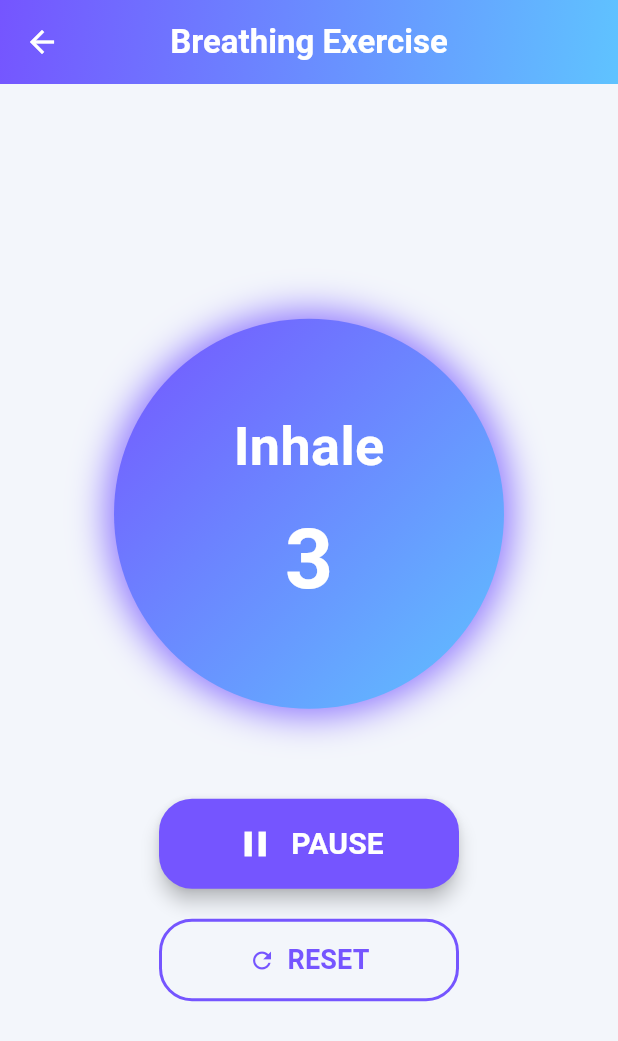
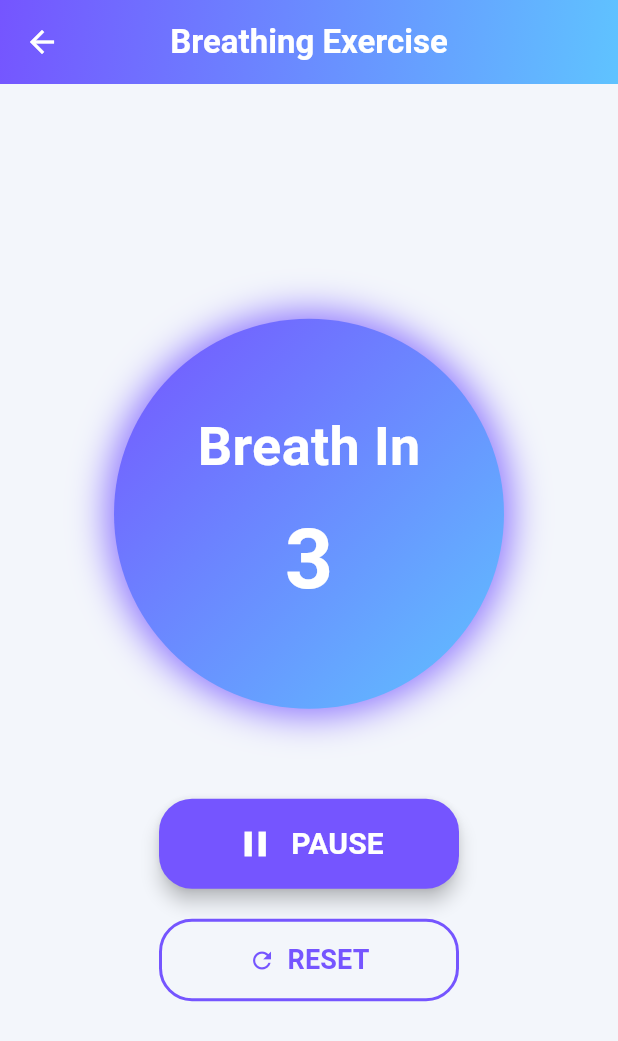
Before and after one commit to kylechang1210-byte/module_mind_health, a Flutter app: the BreathingPage screen opened by its route, after a tap on "START", on a phone screen of 412 x 824 dp. Shown: the top 1041 px of the screen. Run offline on Flutter 3.47's test engine with Material 3 defaults, Android fonts, the phone set to English and light mode, and no system bars.

Commit message:
therapy version 2 latest

```diff
--- a/lib/breathing_page.dart
+++ b/lib/breathing_page.dart
@@ -25,7 +25,7 @@ class _BreathingPageState extends State<BreathingPage> {
       _isRunning = true;
       _isPaused = false;
       if (_phase == "Ready") {
-        _phase = "Inhale";
+        _phase = "Breath In";
         _counter = 4;
       }
     });
@@ -37,14 +37,14 @@ class _BreathingPageState extends State<BreathingPage> {
         if (_counter > 1) {
           _counter--;
         } else {
-          if (_phase == "Inhale") {
+          if (_phase == "Breath In") {
             _phase = "Hold";
-            _counter = 4;
+            _counter = 3;
           } else if (_phase == "Hold") {
-            _phase = "Exhale";
-            _counter = 4;
-          } else if (_phase == "Exhale") {
-            _phase = "Inhale";
+            _phase = "Breath Out";
+            _counter = 3;
+          } else if (_phase == "Breath Out") {
+            _phase = "Breath In";
             _counter = 4;
           }
         }
@@ -65,7 +65,7 @@ class _BreathingPageState extends State<BreathingPage> {
       _isRunning = false;
       _isPaused = false;
       _phase = "Ready";
-      _counter = 4;
+      _counter = 3;
     });
     // Log session
     Provider.of<TherapyModel>(
```
